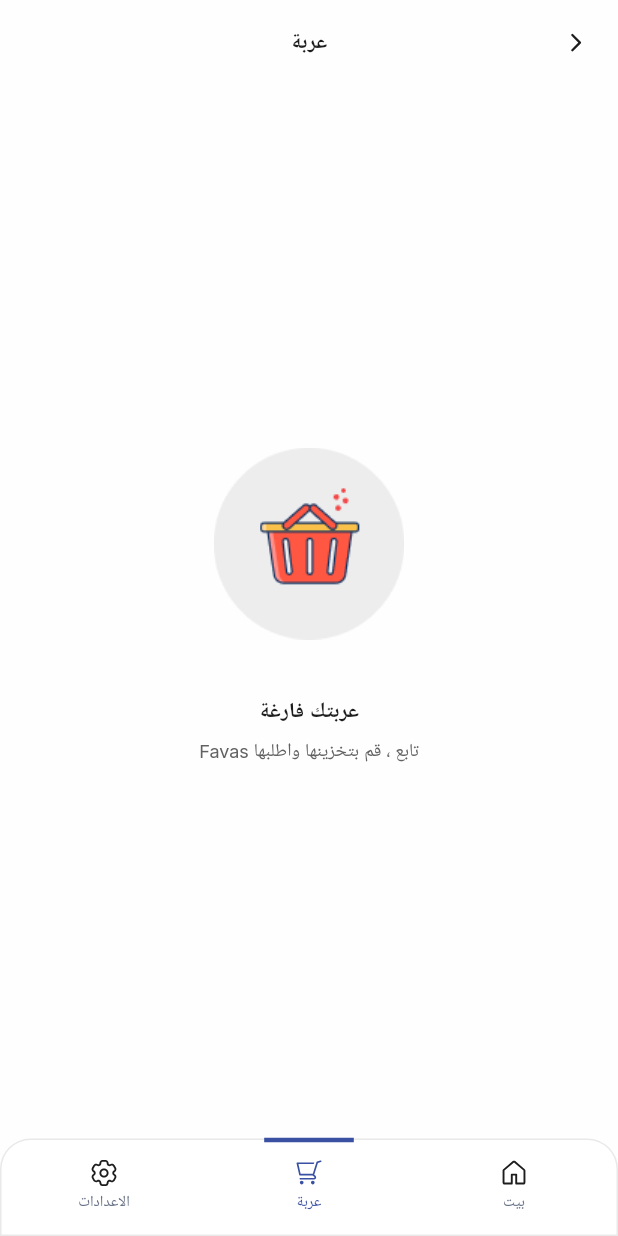
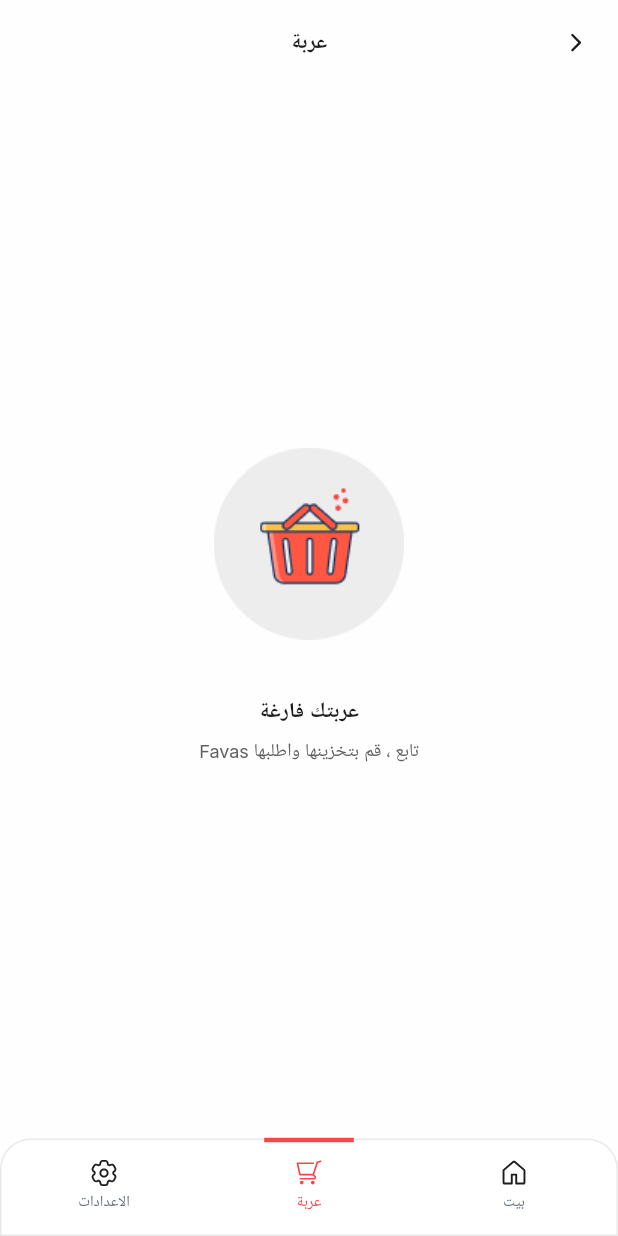
Before and after one commit to mohamedibrahim5/ayyad, a Flutter app: the BaseScreen screen opened by its route, item 2 of the bottom bar chosen, on a phone screen of 412 x 824 dp. Run offline on Flutter 3.47's test engine with Material 3 defaults, Android fonts, the light colour scheme and no system bars; our stand-ins replace animate_do, bloc, cached_network_image, dartz, device_info_plus, dio and 30 more; missing offline and left inert: bottom_picker, carousel_slider_plus; accounts and stored records are empty; network calls fail; project files that could hold a hidden picture were left out.

Commit message:
add first commit

```diff
--- a/lib/main.dart
+++ b/lib/main.dart
@@ -21,6 +21,8 @@ import 'package:ibnelbarh/views/splash/cubit/splash_cubit.dart';
 
 import 'model/hive_type/profile_hive.dart';
 import 'model/requests/add_my_address_request.dart';
+import 'dart:io';
+
 
 Future<void> main() async {
   WidgetsFlutterBinding.ensureInitialized();
--- a/lib/shared/resources/assets_manager.dart
+++ b/lib/shared/resources/assets_manager.dart
@@ -54,7 +54,7 @@ class AssetsManager {
   static const String menu = 'assets/images/menu.svg';
 
   // first her
-  static const String logo = 'assets/images/logo.jpg';
+  static const String logo = 'assets/images/logo.png';
   static const String logo1 = 'assets/images/logo1.png';
   static const String logo2 = 'assets/images/logo2.png';
   static const String firstBackground = 'assets/images/firstBackground.png';
--- a/lib/shared/resources/colors_manager.dart
+++ b/lib/shared/resources/colors_manager.dart
@@ -1,7 +1,7 @@
 import 'package:flutter/material.dart';
 
 class ColorsManager {
-  static const Color primaryColor = Color(0xff3A50A3);
+  static const Color primaryColor = Color(0xffF54748);
   static const Color primaryColor2 = Color(0xffF54748);
   static const Color secondPrimaryColor = Color(0xff311938);
   static const Color whiteColor = Color(0xffFFFFFF);
--- a/lib/views/app_root/screen/app_root.dart
+++ b/lib/views/app_root/screen/app_root.dart
@@ -34,7 +34,7 @@ class _AppRootState extends State<AppRoot> {
             return MaterialApp(
               theme: AppTheme.lightTheme,
               darkTheme: AppTheme.darkTheme,
-              title: "اسماك ابن البحر",
+              title: "Rosto",
               locale: context.locale,
               navigatorKey: sl<NavigationService>().navigatorKey,
               supportedLocales: context.supportedLocales,
--- a/lib/views/home/widget/banner_carousel.dart
+++ b/lib/views/home/widget/banner_carousel.dart
@@ -44,7 +44,7 @@ class _CustomBannerCarouselState extends State<CustomBannerCarousel> {
               animateToClosest: false,
               viewportFraction:1,
               initialPage: 0,
-              enableInfiniteScroll: false,
+              enableInfiniteScroll: true,
               reverse: false,
               autoPlay: true,
               autoPlayInterval: const Duration(seconds: 3),
--- a/lib/views/splash/screen/splash_screen.dart
+++ b/lib/views/splash/screen/splash_screen.dart
@@ -58,7 +58,7 @@ class _SplashScreenState extends State<SplashScreen> {
     }
 
 
-    Future.delayed(const Duration(seconds: 7), () {
+    Future.delayed(const Duration(seconds: 4), () {
       if(sl<PrefsHelper>().getOrganizationId() == 0){
         getOrganization();
       }else {
@@ -73,7 +73,7 @@ class _SplashScreenState extends State<SplashScreen> {
   }
   getOrganization(){
     SplashCubit.get(context).getOrganization(
-      domain: 'IbnElBahr',
+      domain: 'Rosto',
     );
   }
   trackOrder(){
--- a/pubspec.yaml
+++ b/pubspec.yaml
@@ -86,6 +86,7 @@ dependencies:
   web_socket_channel: ^3.0.1
   rename: ^3.0.2
   launcher_name: ^1.0.2
+  change_app_package_name: ^1.4.0
 
 flutter_launcher_icons:
   android: "launcher_icon"
```
Also changed, not shown: assets/images/logo.png, pubspec.lock, 35 other files.
